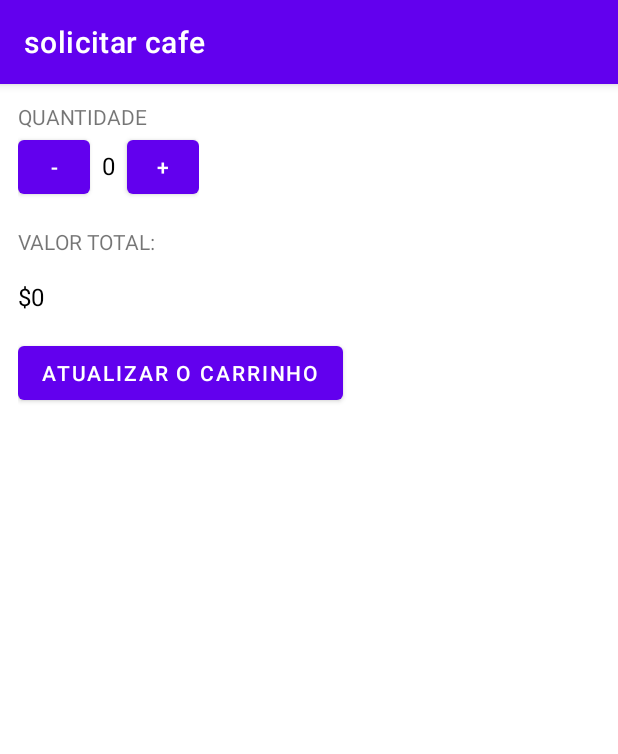
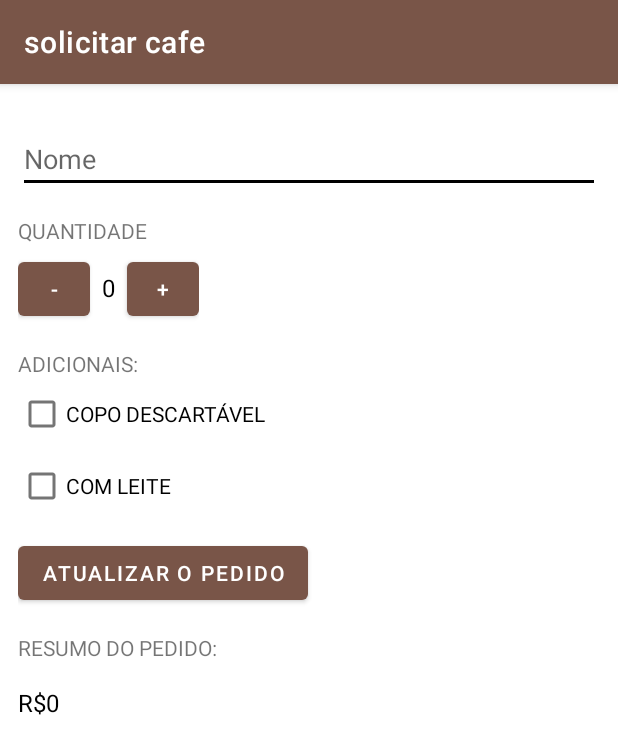
Before and after one commit to devsantosbruno/coffee, an Android app: the screen it shows after launch (MainActivity), on a phone screen of 412 x 824 dp. Shown: the top 754 px of the screen. Run offline under Robolectric (Android 15) with nearby library versions, the phone set to English and light mode, and no system bars.

Commit message:
Aplicativo simples de aprendizagem e focado em layout/funções.

```diff
--- a/app/src/main/res/layout/activity_main.xml
+++ b/app/src/main/res/layout/activity_main.xml
@@ -6,9 +6,19 @@
     android:padding="12dp"
     tools:context=".MainActivity">
 
+    <EditText
+        android:id="@+id/nome_usuario"
+        android:layout_width="match_parent"
+        android:layout_height="wrap_content"
+        android:layout_marginTop="15dp"
+        android:layout_marginBottom="15dp"
+        android:hint="Nome"
+        android:inputType="textCapWords" />
+
     <TextView
         android:layout_width="wrap_content"
         android:layout_height="wrap_content"
+        android:layout_marginBottom="5dp"
         android:text="Quantidade"
         android:textAllCaps="true" />
 
@@ -45,23 +55,47 @@
         android:layout_width="wrap_content"
         android:layout_height="wrap_content"
         android:layout_marginTop="16dp"
-        android:text="Valor total:"
+        android:text="Adicionais:"
         android:textAllCaps="true" />
 
-    <TextView
-        android:id="@+id/valorTotal"
+    <CheckBox
+        android:id="@+id/copo_descartavel"
         android:layout_width="wrap_content"
         android:layout_height="wrap_content"
-        android:layout_marginTop="16dp"
-        android:text="$0"
-        android:textColor="@color/black"
-        android:textSize="16sp" />
+        android:text="Copo descartável"
+        android:textSize="14sp"
+        android:textAllCaps="true"/>
+
+    <CheckBox
+        android:id="@+id/com_leite"
+        android:layout_width="wrap_content"
+        android:layout_height="wrap_content"
+        android:text="Com leite"
+        android:textSize="14sp"
+        android:textAllCaps="true"/>
 
     <Button
         android:layout_width="wrap_content"
         android:layout_height="wrap_content"
+        android:layout_marginTop="10dp"
+        android:textAllCaps="true"
+        android:onClick="atualizar"
+        android:text="Atualizar o pedido" />
+
+    <TextView
+        android:layout_width="wrap_content"
+        android:layout_height="wrap_content"
         android:layout_marginTop="16dp"
-        android:onClick="atualizar"
-        android:text="Atualizar o carrinho" />
+        android:text="Resumo do pedido:"
+        android:textAllCaps="true" />
+
+    <TextView
+        android:id="@+id/resumoDoPedido"
+        android:layout_width="wrap_content"
+        android:layout_height="wrap_content"
+        android:layout_marginTop="16dp"
+        android:text="R$0"
+        android:textColor="@color/black"
+        android:textSize="16sp" />
 
 </LinearLayout>
--- a/app/src/main/res/values-night/themes.xml
+++ b/app/src/main/res/values-night/themes.xml
@@ -2,12 +2,12 @@
     <!-- Base application theme. -->
     <style name="Theme.SolicitarCafe" parent="Theme.MaterialComponents.DayNight.DarkActionBar">
         <!-- Primary brand color. -->
-        <item name="colorPrimary">@color/purple_200</item>
-        <item name="colorPrimaryVariant">@color/purple_700</item>
+        <item name="colorPrimary">@color/marromPrimario</item>
+        <item name="colorPrimaryVariant">@color/marromDark</item>
         <item name="colorOnPrimary">@color/black</item>
         <!-- Secondary brand color. -->
-        <item name="colorSecondary">@color/teal_200</item>
-        <item name="colorSecondaryVariant">@color/teal_200</item>
+        <item name="colorSecondary">@color/campoTexto</item>
+        <item name="colorSecondaryVariant">@color/campoTexto</item>
         <item name="colorOnSecondary">@color/black</item>
         <!-- Status bar color. -->
         <item name="android:statusBarColor" tools:targetApi="l">?attr/colorPrimaryVariant</item>
--- a/app/src/main/res/values/colors.xml
+++ b/app/src/main/res/values/colors.xml
@@ -1,10 +1,9 @@
 <?xml version="1.0" encoding="utf-8"?>
 <resources>
     <color name="purple_200">#FFBB86FC</color>
-    <color name="purple_500">#FF6200EE</color>
-    <color name="purple_700">#FF3700B3</color>
-    <color name="teal_200">#FF03DAC5</color>
-    <color name="teal_700">#FF018786</color>
+    <color name="marromPrimario">#795548</color>
+    <color name="marromDark">#5D4037</color>
+    <color name="campoTexto">#FF000000</color>
     <color name="black">#FF000000</color>
     <color name="white">#FFFFFFFF</color>
 </resources>
--- a/app/src/main/res/values/themes.xml
+++ b/app/src/main/res/values/themes.xml
@@ -2,12 +2,11 @@
     <!-- Base application theme. -->
     <style name="Theme.SolicitarCafe" parent="Theme.MaterialComponents.DayNight.DarkActionBar">
         <!-- Primary brand color. -->
-        <item name="colorPrimary">@color/purple_500</item>
-        <item name="colorPrimaryVariant">@color/purple_700</item>
+        <item name="colorPrimary">@color/marromPrimario</item>
+        <item name="colorPrimaryVariant">@color/marromDark</item>
         <item name="colorOnPrimary">@color/white</item>
         <!-- Secondary brand color. -->
-        <item name="colorSecondary">@color/teal_200</item>
-        <item name="colorSecondaryVariant">@color/teal_700</item>
+        <item name="colorSecondary">@color/campoTexto</item>
         <item name="colorOnSecondary">@color/black</item>
         <!-- Status bar color. -->
         <item name="android:statusBarColor" tools:targetApi="l">?attr/colorPrimaryVariant</item>
```
Also changed, not shown: app/src/main/java/com/example/solicitarcafe/MainActivity.java (+39 -12 lines).
